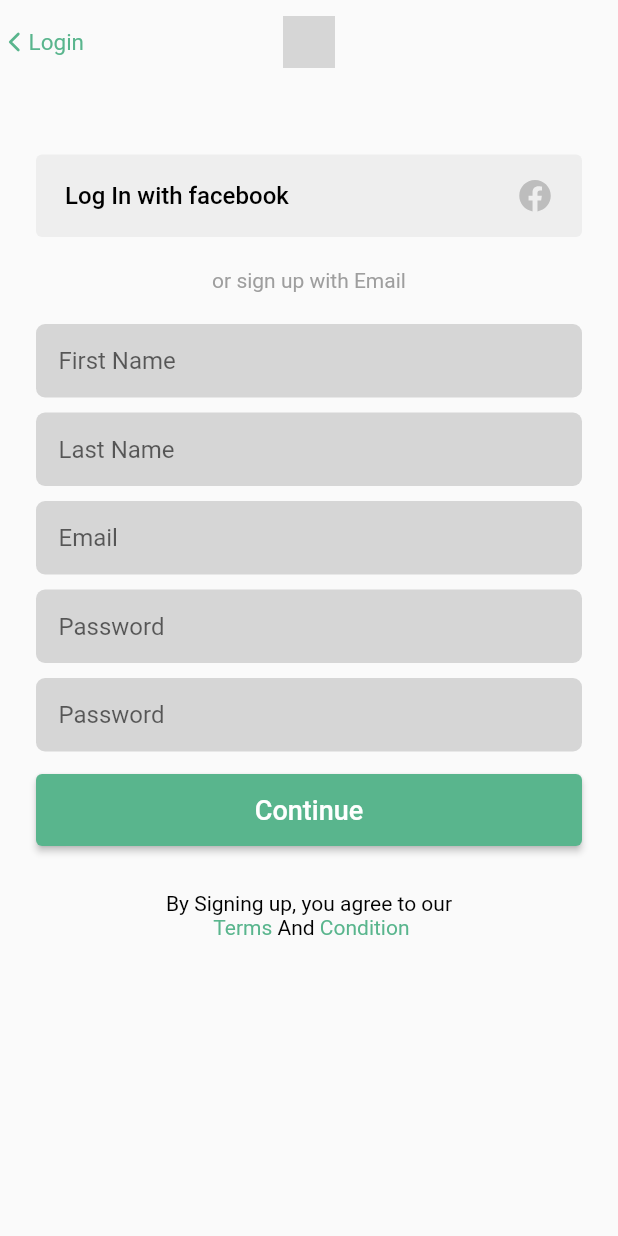
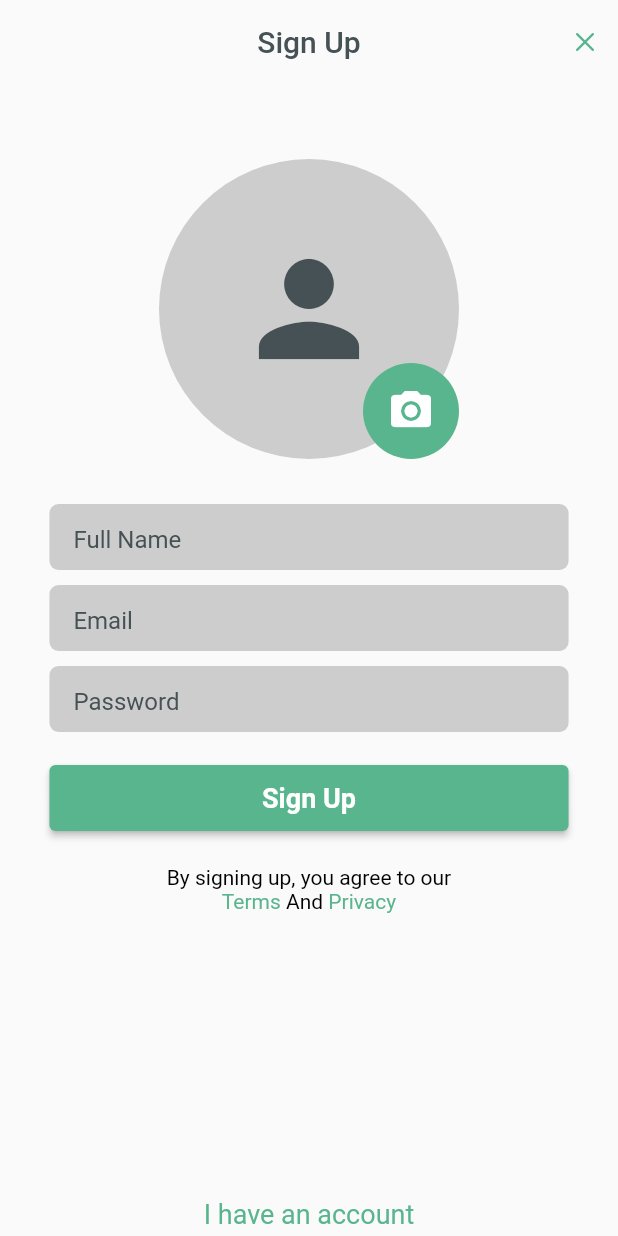
Before and after one commit to efrizalnf/flutter_slicing_project, a Flutter app: the screen it shows after launch, on a phone screen of 412 x 824 dp. Run offline on Flutter 3.47's test engine with Material 2 defaults, Android fonts, the phone set to English and light mode, and no system bars; our stand-ins replace google_fonts, ionicons; grey boxes are pictures that could not be loaded.

Commit message:
added Signup2 layout, updated ReusableWidget global, updated ColorLib

```diff
--- a/lib/main.dart
+++ b/lib/main.dart
@@ -1,6 +1,6 @@
 import 'package:flutter/material.dart';
-
-import 'module/signup/view/signup_view.dart';
+import 'package:flutter_slicing_project/module/signup/view/signup2_view.dart';
+import 'package:flutter_slicing_project/state_util.dart';
 
 void main() {
   runApp(const MyApp());
@@ -17,7 +17,8 @@ class MyApp extends StatelessWidget {
         colorScheme: ColorScheme.fromSwatch(primarySwatch: Colors.green)
             .copyWith(background: Colors.white),
       ),
-      home: const SignupView(),
+      home: const Signup2View(),
+      navigatorKey: Get.navigatorKey,
     );
   }
 }
--- /dev/null
+++ b/lib/module/signup/controller/signup2_controller.dart
@@ -0,0 +1,21 @@
+import 'package:flutter/cupertino.dart';
+import 'package:flutter_slicing_project/core.dart';
+import 'package:flutter_slicing_project/module/signup/view/signup2_view.dart';
+
+class Signup2Controller extends State<Signup2View> implements MvcController {
+  static late Signup2Controller instance;
+  late Signup2View view;
+
+  TextEditingController firstNameController = TextEditingController();
+  TextEditingController emailController = TextEditingController();
+  TextEditingController passwordController = TextEditingController();
+
+  @override
+  void initState() {
+    instance = this;
+    super.initState();
+  }
+
+  @override
+  Widget build(BuildContext context) => widget.build(context, this);
+}
--- a/lib/module/signup/controller/signup_controller.dart
+++ b/lib/module/signup/controller/signup_controller.dart
@@ -1,6 +1,6 @@
 import 'package:flutter/material.dart';
+import '../view/signup_view.dart';
 import 'package:flutter_slicing_project/state_util.dart';
-import '../view/signup_view.dart';
 
 class SignupController extends State<SignupView> implements MvcController {
   static late SignupController instance;
--- /dev/null
+++ b/lib/module/signup/view/signup2_view.dart
@@ -0,0 +1,110 @@
+// ignore_for_file: camel_case_types, prefer_typing_uninitialized_variables
+
+import 'package:flutter/material.dart';
+import 'package:flutter_slicing_project/shared/widget/other/e_circle_avatar.dart';
+import 'package:flutter_slicing_project/module/signup/widget/signup2/e_term_conditions.dart';
+import 'package:ionicons/ionicons.dart';
+
+import '../../../shared/widget/buttons/e_button.dart';
+import '../../../shared/widget/textfield/e_text_field.dart';
+import '../../../utils/color_lib.dart';
+import '../controller/signup2_controller.dart';
+
+class Signup2View extends StatefulWidget {
+  const Signup2View({super.key});
+
+  Widget build(BuildContext context, Signup2Controller controller) {
+    controller.view = this;
+
+    return Scaffold(
+      appBar: AppBar(
+        elevation: 0.0,
+        backgroundColor: ColorLib.transparent,
+        centerTitle: true,
+        title: Text(
+          "Sign Up",
+          style: TextStyle(
+            color: ColorLib.lightBlack,
+          ),
+        ),
+        actions: [
+          Padding(
+            padding: const EdgeInsets.all(10.0),
+            child: Icon(
+              Ionicons.close_outline,
+              size: 24,
+              color: ColorLib.primaryColor,
+            ),
+          )
+        ],
+      ),
+      body: SafeArea(
+        child: Column(
+          children: [
+            Container(
+              margin: const EdgeInsets.only(top: 50.0, bottom: 30.0),
+              child: Stack(
+                alignment: Alignment.bottomRight,
+                children: [
+                  ECircleAvatar(
+                      avatarRadius: 100.0,
+                      iconSize: 100.0,
+                      bgCircleAvatar: ColorLib.darkGray,
+                      bgIcon: ColorLib.lightBlack,
+                      icon: Icons.person),
+                  ECircleAvatar(
+                      avatarRadius: 32.0,
+                      iconSize: 32.0,
+                      bgCircleAvatar: ColorLib.primaryColor,
+                      bgIcon: ColorLib.white,
+                      icon: Icons.camera_alt),
+                ],
+              ),
+            ),
+            ETextFields(
+              label: 'Full Name',
+              textEditingController: controller.firstNameController,
+            ),
+            const SizedBox(
+              height: 10.0,
+            ),
+            ETextFields(
+              label: 'Email',
+              textEditingController: controller.emailController,
+            ),
+            const SizedBox(
+              height: 10.0,
+            ),
+            ETextFields(
+              label: 'Password',
+              textEditingController: controller.passwordController,
+            ),
+            const SizedBox(
+              height: 20.0,
+            ),
+            const EButtons(label: 'Sign Up'),
+            const SizedBox(
+              height: 21.0,
+            ),
+            const ETerms(),
+            const SizedBox(
+              height: 190.0,
+            ),
+            Expanded(
+              child: Text(
+                "I have an account",
+                style: TextStyle(
+                  color: ColorLib.primaryColor,
+                  fontSize: 18.0,
+                ),
+              ),
+            ),
+          ],
+        ),
+      ),
+    );
+  }
+
+  @override
+  State<Signup2View> createState() => Signup2Controller();
+}
--- /dev/null
+++ b/lib/module/signup/widget/signup2/e_term_conditions.dart
@@ -0,0 +1,54 @@
+import 'package:flutter/material.dart';
+import 'package:flutter_slicing_project/utils/color_lib.dart';
+
+class ETerms extends StatelessWidget {
+  const ETerms({super.key});
+
+  @override
+  Widget build(BuildContext context) {
+    return Center(
+      child: Column(
+        children: [
+          RichText(
+            maxLines: 2,
+            softWrap: true,
+            text: TextSpan(
+              children: [
+                TextSpan(
+                  text: "By signing up, you agree to our",
+                  style: TextStyle(
+                    color: ColorLib.darkBlack,
+                  ),
+                ),
+              ],
+            ),
+          ),
+          RichText(
+            text: TextSpan(
+              children: [
+                TextSpan(
+                  text: "Terms",
+                  style: TextStyle(
+                    color: ColorLib.primaryColor,
+                  ),
+                ),
+                TextSpan(
+                  text: " And",
+                  style: TextStyle(
+                    color: ColorLib.darkBlack,
+                  ),
+                ),
+                TextSpan(
+                  text: " Privacy",
+                  style: TextStyle(
+                    color: ColorLib.primaryColor,
+                  ),
+                ),
+              ],
+            ),
+          )
+        ],
+      ),
+    );
+  }
+}
--- /dev/null
+++ b/lib/shared/widget/buttons/e_button.dart
@@ -0,0 +1,29 @@
+import 'package:flutter/material.dart';
+import 'package:flutter_slicing_project/state_util.dart';
+import 'package:flutter_slicing_project/utils/color_lib.dart';
+import 'package:google_fonts/google_fonts.dart';
+
+class EButtons extends StatelessWidget {
+  final String label;
+  const EButtons({super.key, required this.label});
+
+  @override
+  Widget build(BuildContext context) {
+    return Padding(
+      padding: EdgeInsets.only(left: Get.width * 0.08, right: Get.width * 0.08),
+      child: ElevatedButton(
+        style: ElevatedButton.styleFrom(
+            backgroundColor: '#59B58D'.toColor(),
+            minimumSize: const Size.fromHeight(44)),
+        onPressed: () {},
+        child: Text(
+          label,
+          style: GoogleFonts.roboto(
+            fontWeight: FontWeight.w700,
+            fontSize: 18.0,
+          ),
+        ),
+      ),
+    );
+  }
+}
--- /dev/null
+++ b/lib/shared/widget/other/e_circle_avatar.dart
@@ -0,0 +1,28 @@
+import 'package:flutter/material.dart';
+
+class ECircleAvatar extends StatelessWidget {
+  const ECircleAvatar(
+      {super.key,
+      required this.avatarRadius,
+      required this.iconSize,
+      required this.bgCircleAvatar,
+      required this.bgIcon,
+      required this.icon});
+  final double avatarRadius;
+  final double iconSize;
+  final Color bgCircleAvatar;
+  final Color bgIcon;
+  final IconData icon;
+  @override
+  Widget build(BuildContext context) {
+    return CircleAvatar(
+      radius: avatarRadius,
+      backgroundColor: bgCircleAvatar,
+      child: Icon(
+        size: iconSize,
+        icon,
+        color: bgIcon,
+      ),
+    );
+  }
+}
--- /dev/null
+++ b/lib/shared/widget/textfield/e_text_field.dart
@@ -0,0 +1,51 @@
+import 'package:flutter/material.dart';
+import 'package:flutter_slicing_project/utils/color_lib.dart';
+import 'package:google_fonts/google_fonts.dart';
+
+import '../../../../../state_util.dart';
+
+class ETextFields extends StatelessWidget {
+  final String label;
+  final Icon? suffixIcon;
+  final TextEditingController textEditingController;
+  const ETextFields(
+      {super.key,
+      required this.label,
+      this.suffixIcon,
+      required this.textEditingController});
+
+  @override
+  Widget build(BuildContext context) {
+    return Padding(
+      padding: EdgeInsets.symmetric(
+        horizontal: Get.width * 0.08,
+      ),
+      child: Container(
+        height: 44.0,
+        padding: const EdgeInsets.symmetric(
+          horizontal: 16.0,
+        ),
+        decoration: BoxDecoration(
+          color: '#CDCDCD'.toColor(),
+          borderRadius: const BorderRadius.all(
+            Radius.circular(
+              6.0,
+            ),
+          ),
+        ),
+        child: TextField(
+          controller: textEditingController,
+          decoration: InputDecoration(
+            hintText: label,
+            suffixIcon: suffixIcon,
+            border: InputBorder.none,
+            hintStyle: GoogleFonts.roboto(
+              fontWeight: FontWeight.w400,
+              color: '#455154'.toColor(),
+            ),
+          ),
+        ),
+      ),
+    );
+  }
+}
--- a/lib/utils/color_lib.dart
+++ b/lib/utils/color_lib.dart
@@ -2,6 +2,12 @@ import 'package:flutter/material.dart';
 
 class ColorLib {
   static final primaryColor = '#59B58D'.toColor();
+  static final lightBlack = '#455154'.toColor();
+  static final darkBlack = '#000000'.toColor();
+  static final darkGray = '#CDCDCD'.toColor();
+  static final lightGray = '#F4F6F6'.toColor();
+  static final white = '#FFFFFF'.toColor();
+  static const transparent = Colors.transparent;
 }
 
 extension ColorExtension on String {
```
